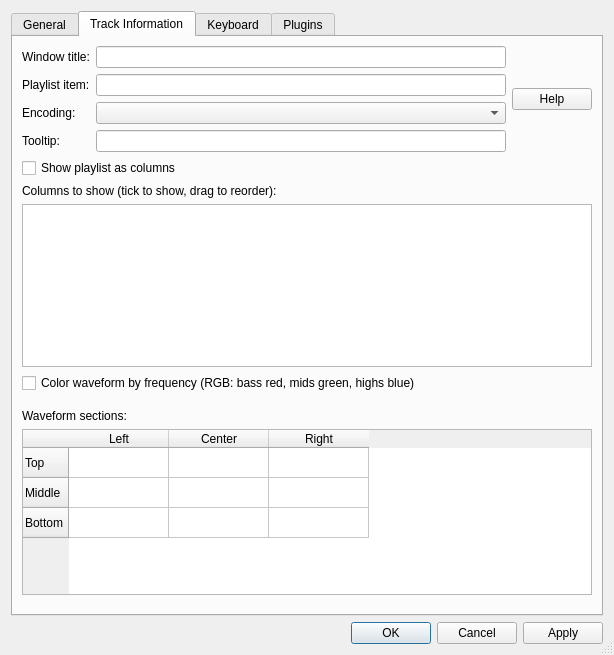
First picture: the form in src/preferencesDialog.ui, repository khoshekh-dj/nulloy, before the edit.
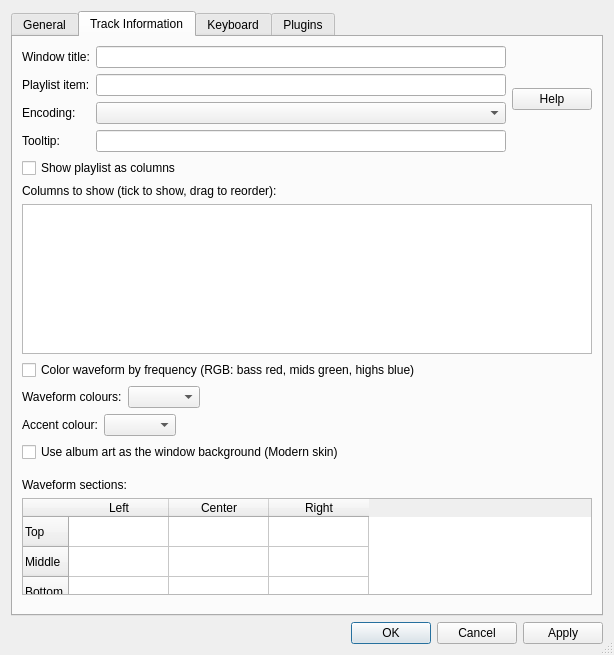
Second picture: the form after the edit. The open tabs and pages were chosen to show the change. Custom widgets are drawn as their Qt base class.

Commit message: Personalisation: waveform colour schemes, accent colour, album-art background, Khoshekh skin

Diff of the .ui file:
```diff
--- a/src/preferencesDialog.ui
+++ b/src/preferencesDialog.ui
@@ -1230,6 +1230,67 @@
          </property>
         </widget>
        </item>
+       <item>
+        <layout class="QHBoxLayout" name="waveformColorSchemeLayout">
+         <item>
+          <widget class="QLabel" name="waveformColorSchemeLabel">
+           <property name="text">
+            <string>Waveform colours:</string>
+           </property>
+          </widget>
+         </item>
+         <item>
+          <widget class="QComboBox" name="waveformColorSchemeComboBox"/>
+         </item>
+         <item>
+          <spacer name="waveformColorSchemeLayoutSpacer">
+           <property name="orientation">
+            <enum>Qt::Horizontal</enum>
+           </property>
+           <property name="sizeHint" stdset="0">
+            <size>
+             <width>40</width>
+             <height>10</height>
+            </size>
+           </property>
+          </spacer>
+         </item>
+        </layout>
+       </item>
+       <item>
+        <layout class="QHBoxLayout" name="accentColorLayout">
+         <item>
+          <widget class="QLabel" name="accentColorLabel">
+           <property name="text">
+            <string>Accent colour:</string>
+           </property>
+          </widget>
+         </item>
+         <item>
+          <widget class="QComboBox" name="accentColorComboBox"/>
+         </item>
+         <item>
+          <spacer name="accentColorLayoutSpacer">
+           <property name="orientation">
+            <enum>Qt::Horizontal</enum>
+           </property>
+           <property name="sizeHint" stdset="0">
+            <size>
+             <width>40</width>
+             <height>10</height>
+            </size>
+           </property>
+          </spacer>
+         </item>
+        </layout>
+       </item>
+       <item>
+        <widget class="QCheckBox" name="ambientBackgroundCheckBox">
+         <property name="text">
+          <string>Use album art as the window background (Modern skin)</string>
+         </property>
+        </widget>
+       </item>
        <item>
         <spacer name="verticalSpacer_5">
          <property name="orientation">
```
The commit also changes 26 other files.
